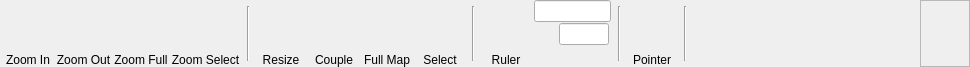
Before: the Qt Designer form DMHelper/src/ribbontabbattleview.ui in MMetze/DMHelper, drawn with Qt 5.
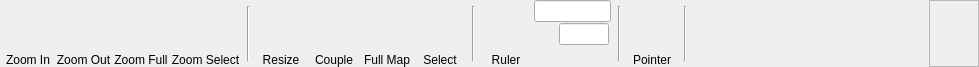
After: the same form once the commit is applied. Icons and pictures are not drawn. Custom widgets are drawn as their Qt base class.

The edit to the form file:
```diff
--- a/DMHelper/src/ribbontabbattleview.ui
+++ b/DMHelper/src/ribbontabbattleview.ui
@@ -6,7 +6,7 @@
    <rect>
     <x>0</x>
     <y>0</y>
-    <width>911</width>
+    <width>979</width>
     <height>67</height>
    </rect>
   </property>
```
Left out of the diff: 2 changed lines with no effect on the pictures.
